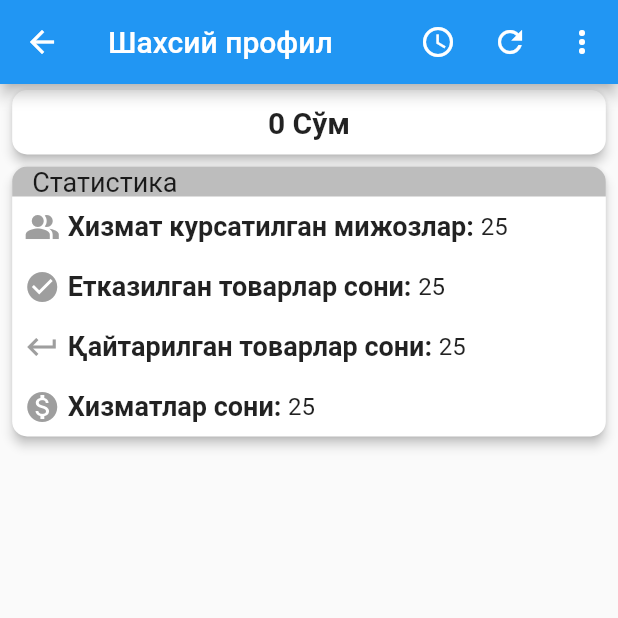
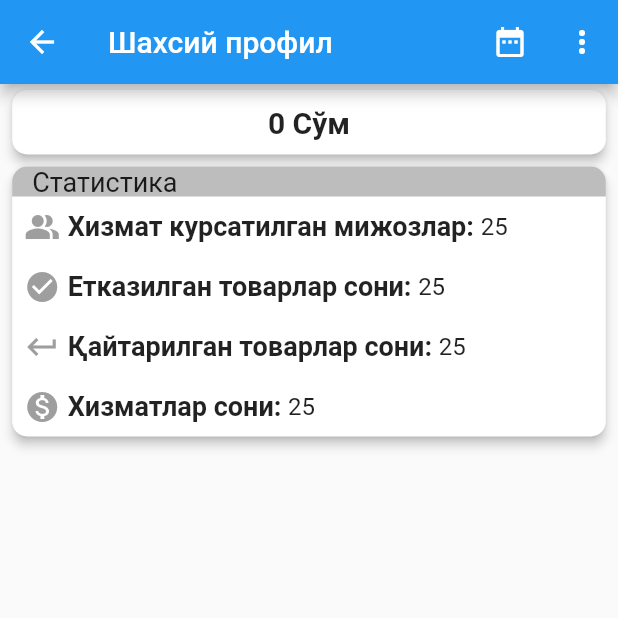
Before and after one commit to sFisher611/supplier-mobile, a Flutter app: the PersonalPage screen opened directly, on a phone screen of 412 x 824 dp, the top half of it. Run offline on Flutter 3.47's test engine with Material 2 defaults, Android fonts, the phone set to English and light mode, and no system bars; our stand-ins replace fancy_bottom_navigation, flutter_easyloading, image_picker, liquid_pull_to_refresh, location, shared_preferences; missing offline and left inert: darwin_camera, flutter_exif_rotation; accounts and stored records are empty.

Commit message:
personal +

```diff
--- a/lib/basic_pages/pages/personal_page.dart
+++ b/lib/basic_pages/pages/personal_page.dart
@@ -6,6 +6,57 @@ class PersonalPage extends StatefulWidget {
 }
 
 class _PersonalPageState extends State<PersonalPage> {
+  var _date1;
+  var _date2;
+  @override
+  void initState() {
+    super.initState();
+    DateTime now = DateTime.now();
+    _date1 = DateTime(now.year, now.month - 1, now.day);
+    _date2 = DateTime(now.year, now.month, now.day);
+  }
+
+  dateTimeRangePicker() async {
+    DateTimeRange picked = await showDateRangePicker(
+      saveText: 'Сақлаш',
+      helpText: 'Вақт танлаш',
+      context: context,
+      //locale: const Locale('uzb', 'UZ'),
+      firstDate: DateTime(DateTime.now().year - 5),
+      lastDate: DateTime(DateTime.now().year + 5),
+      initialDateRange: DateTimeRange(
+        end: DateTime(
+            DateTime.now().year, DateTime.now().month, DateTime.now().day + 1),
+        start: DateTime.now(),
+      ),
+    );
+    if (picked != null) {
+      _date1 = picked.start;
+      _date2 = picked.end;
+      setState(() {});
+    }
+  }
+
+  Future _getProduct(status) async {
+    //   var data = {
+    //     'status': status,
+    //     'start': _date1.toString(),
+    //     'finish': _date2.toString()
+    //   };
+    //   var res = await HttpJson.postJson(HttpConst.getFinishedProducts, data);
+    //   List<Product> product = [];
+    //   if (!res['error']) {
+    //     for (var item in res['data']['data']) {
+    //       product.add(Product.fromJson(item));
+    //     }
+    //     // if (product.length == 0) {
+    //     // EasyLoading.showInfo(LOADER_EMPTY_LIST);
+    //     // }
+    //   } else {
+    //     EasyLoading.showInfo(res['message']);
+    //   }
+    // return product;
+  }
   @override
   Widget build(BuildContext context) {
     return Scaffold(
@@ -16,22 +67,13 @@ class _PersonalPageState extends State<PersonalPage> {
         actions: <Widget>[
           IconButton(
             icon: Icon(
-              Icons.access_time,
-            ),
-            onPressed: () {},
-          ),
-          IconButton(
-            icon: Icon(
-              Icons.refresh,
+              Icons.date_range,
             ),
             onPressed: () {},
           ),
           PopupMenuButton(
             itemBuilder: (BuildContext context) {
               return [
-                PopupMenuItem(
-                  child: Text('Созламалар'),
-                ),
                 PopupMenuItem(
                   child: Text('Созламалар'),
                 ),
--- a/lib/http/http_const.dart
+++ b/lib/http/http_const.dart
@@ -18,6 +18,7 @@ class HttpConst {
   static String productStatusUpdateReturn = '${additional}work/status_brought';
   static String productStatusUpdateNull = '${additional}work/status_null';
   static String evalution = '${additional}evaluation';
+  static String personal = '${additional}work/amount_count';
 
   // ignore: non_constant_identifier_names
   static String finisherd_send_image = '${additional}work/finished';
```
